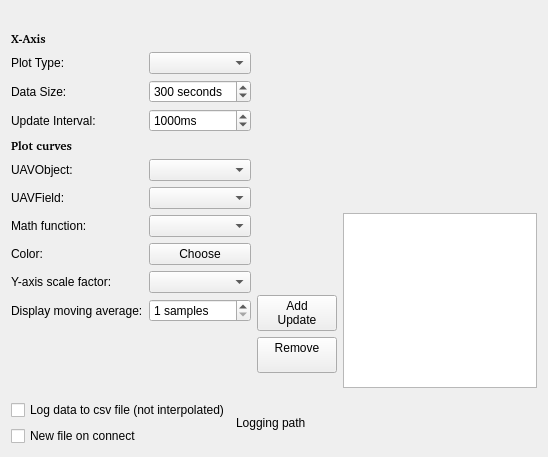
Before: the Qt Designer form ground/openpilotgcs/src/plugins/scope/scopegadgetoptionspage.ui in openpilot/OpenPilot, drawn with Qt 5.
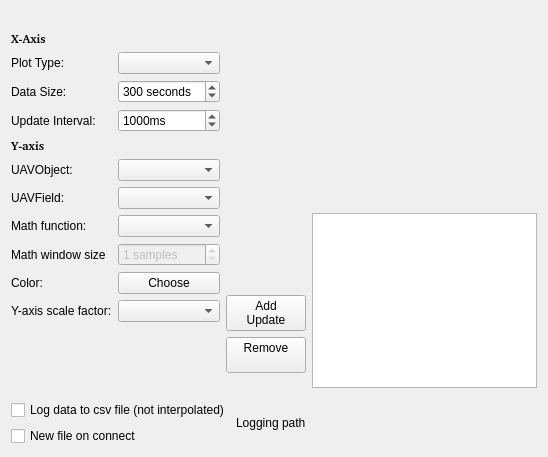
After: the same form once the commit is applied. Custom widgets are drawn as their Qt base class.

Commit message:
Changed order of scope math functions to be more logical. Added "Average" as  scope math function. Changed averaging window size text edit box to be active only when math functions are selected. Fixed bug introduced immediately prior by removing child redefinition of saveConfig.
Tried installing scroll wheel event filter for scope config plugin, but is not currently working.

Patch:
```diff
--- a/ground/openpilotgcs/src/plugins/scope/scopegadgetoptionspage.ui
+++ b/ground/openpilotgcs/src/plugins/scope/scopegadgetoptionspage.ui
@@ -161,7 +161,7 @@
           </font>
          </property>
          <property name="text">
-          <string>Plot curves</string>
+          <string>Y-axis</string>
          </property>
         </widget>
        </item>
@@ -185,43 +185,55 @@
        <item row="6" column="1">
         <widget class="QComboBox" name="cmbUAVField"/>
        </item>
-       <item row="8" column="0">
+       <item row="9" column="0">
         <widget class="QLabel" name="label_3">
          <property name="text">
           <string>Color:</string>
          </property>
         </widget>
        </item>
-       <item row="8" column="1">
+       <item row="9" column="1">
         <widget class="QPushButton" name="btnColor">
          <property name="text">
           <string>Choose</string>
          </property>
         </widget>
        </item>
-       <item row="9" column="0">
+       <item row="10" column="0">
         <widget class="QLabel" name="label_6">
          <property name="text">
           <string>Y-axis scale factor:</string>
          </property>
         </widget>
        </item>
-       <item row="9" column="1">
+       <item row="10" column="1">
         <widget class="QComboBox" name="cmbScale">
          <property name="editable">
           <bool>false</bool>
          </property>
         </widget>
        </item>
-       <item row="10" column="0">
+       <item row="8" column="0">
         <widget class="QLabel" name="label_10">
          <property name="text">
-          <string>Display moving average:</string>
+          <string>Math window size</string>
          </property>
         </widget>
        </item>
-       <item row="10" column="1">
+       <item row="8" column="1">
         <widget class="QSpinBox" name="spnMeanSamples">
+         <property name="enabled">
+          <bool>false</bool>
+         </property>
+         <property name="maximumSize">
+          <size>
+           <width>16777215</width>
+           <height>16777215</height>
+          </size>
+         </property>
+         <property name="focusPolicy">
+          <enum>Qt::StrongFocus</enum>
+         </property>
          <property name="suffix">
           <string> samples</string>
          </property>
```
Left out of the diff: 52 changed lines with no effect on the pictures. The commit also changes 6 other files.
